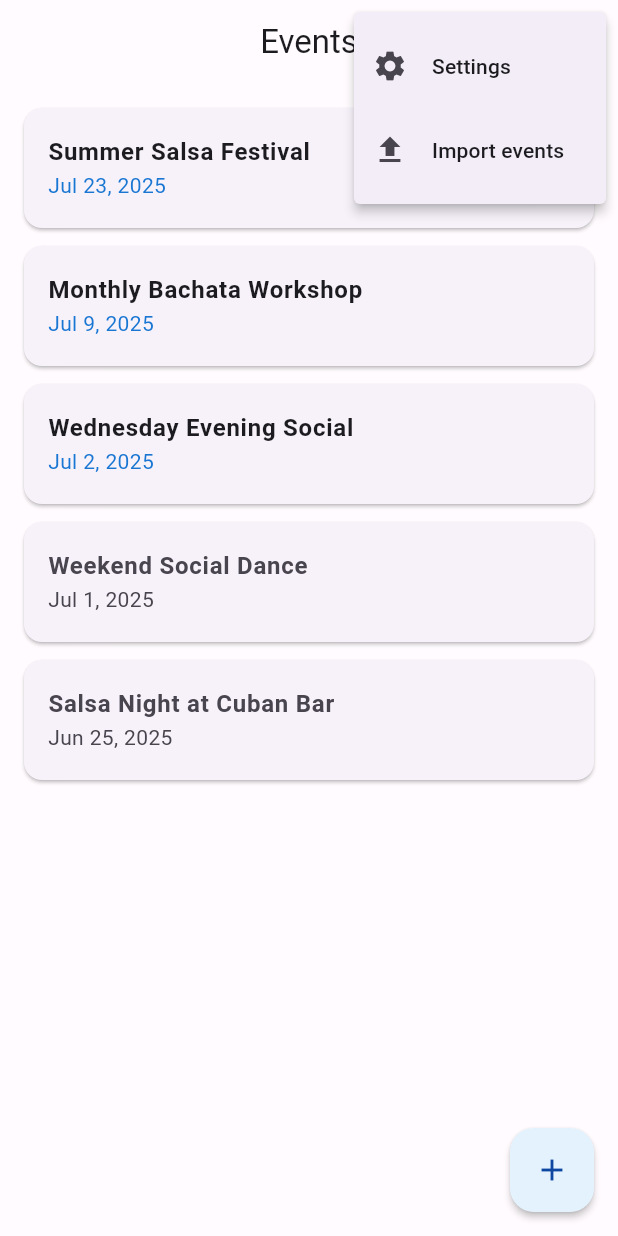
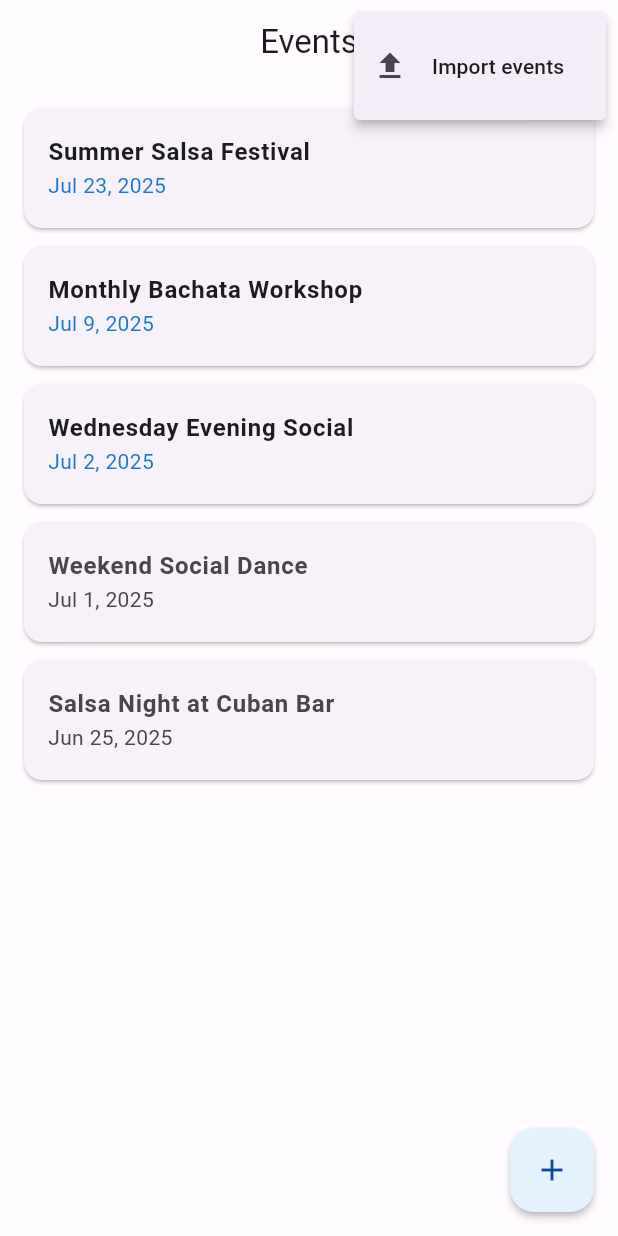
Before and after one commit to plaskowski/dancer-ranking-app-cursor, a Flutter app: the screen it shows after launch, after a tap on the "more vert" icon, on a phone screen of 412 x 824 dp. Run offline on Flutter 3.47's test engine with Material 3 defaults, Android fonts, the phone set to English and light mode, and no system bars; our stand-ins replace drift, file_picker; missing offline and left inert: desktop_drop; accounts and stored records are empty; generated files the repository leaves out were written again.

Commit message:
feat: move settings action from overflow menu to main app bar
- Added direct settings icon button to home app bar for one-tap access
- Simplified overflow menu to contain only import events action
- Improved UX: settings now accessible with single tap instead of two
- Updated action logging to track 'app_bar' source for settings navigation
- Cleaner interface with most common actions immediately visible

```diff
--- a/lib/screens/home/widgets/home_app_bar.dart
+++ b/lib/screens/home/widgets/home_app_bar.dart
@@ -33,21 +33,23 @@ class HomeAppBar extends StatelessWidget implements PreferredSizeWidget {
             );
           },
         ),
+        IconButton(
+          icon: const Icon(Icons.settings),
+          tooltip: 'Settings',
+          onPressed: () {
+            ActionLogger.logUserAction('HomeScreen', 'navigate_to_settings', {
+              'destination': 'SettingsScreen',
+              'source': 'app_bar',
+            });
+            navigationService.navigateToSettings(context);
+          },
+        ),
         PopupMenuButton<String>(
           tooltip: 'More options',
           onSelected: (value) {
             switch (value) {
-              case 'settings':
-                ActionLogger.logUserAction(
-                    'HomeScreen', 'navigate_to_settings', {
-                  'destination': 'SettingsScreen',
-                  'source': 'overflow_menu',
-                });
-                navigationService.navigateToSettings(context);
-                break;
               case 'import_events':
-                ActionLogger.logUserAction(
-                    'HomeScreen', 'import_events_opened', {
+                ActionLogger.logUserAction('HomeScreen', 'import_events_opened', {
                   'source': 'overflow_menu',
                 });
                 navigationService.importEvents(context);
@@ -55,14 +57,6 @@ class HomeAppBar extends StatelessWidget implements PreferredSizeWidget {
             }
           },
           itemBuilder: (context) => [
-            const PopupMenuItem(
-              value: 'settings',
-              child: ListTile(
-                leading: Icon(Icons.settings),
-                title: Text('Settings'),
-                contentPadding: EdgeInsets.zero,
-              ),
-            ),
             const PopupMenuItem(
               value: 'import_events',
               child: ListTile(
```
Also changed, not shown: 1 other file.
